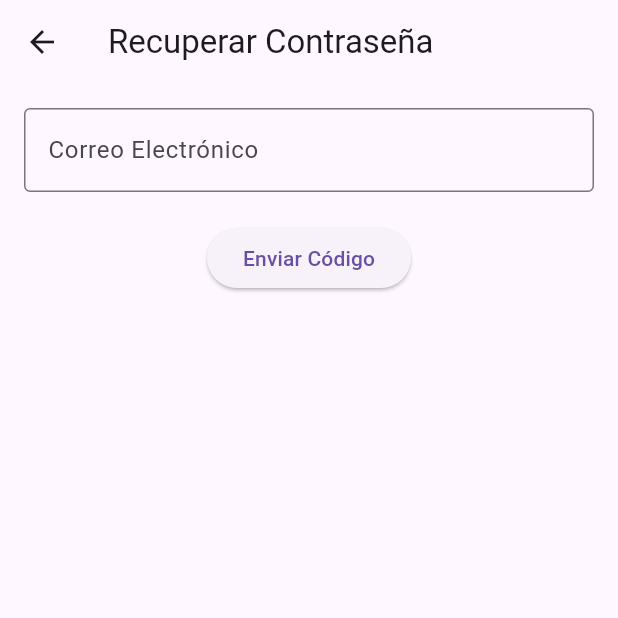
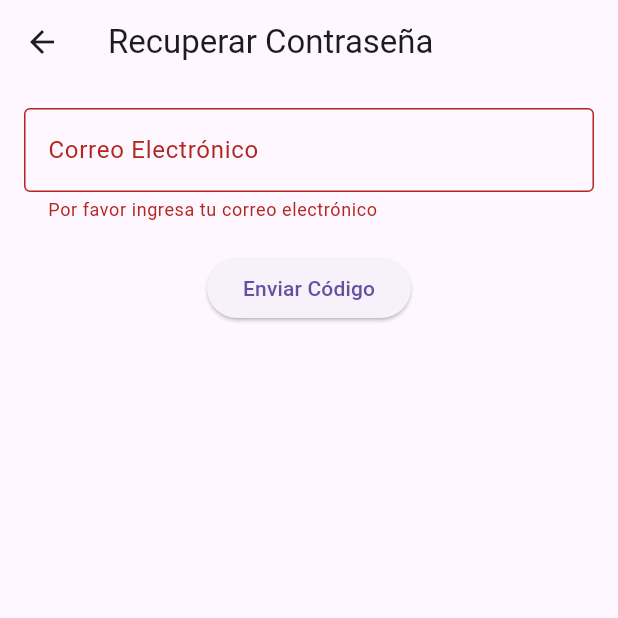
Before and after one commit to Ipeross/Examen_Moviles_Feast_Fit_IPO, a Flutter app: the ForgotPasswordScreen screen opened directly, after a tap on "Enviar Código", on a phone screen of 412 x 824 dp, the top half of it. Run offline on Flutter 3.47's test engine with Material 3 defaults, Android fonts, the phone set to English and light mode, and no system bars.

Commit message:
Validations ON in this screen

```diff
--- a/lib/screens/forgot_password_screen.dart
+++ b/lib/screens/forgot_password_screen.dart
@@ -9,6 +9,7 @@ class ForgotPasswordScreen extends StatefulWidget {
 
 class _ForgotPasswordScreenState extends State<ForgotPasswordScreen> {
   final TextEditingController _emailController = TextEditingController();
+  final _formKey = GlobalKey<FormState>();
 
   @override
   Widget build(BuildContext context) {
@@ -18,22 +19,38 @@ class _ForgotPasswordScreenState extends State<ForgotPasswordScreen> {
       ),
       body: Padding(
         padding: const EdgeInsets.all(16.0),
+        child: Form(
+          key: _formKey,
           child: Column(
             children: [
-            TextField(
+              TextFormField(
                 controller: _emailController,
                 decoration: const InputDecoration(
                   labelText: 'Correo Electrónico',
                   border: OutlineInputBorder(),
                 ),
                 keyboardType: TextInputType.emailAddress,
+                validator: (value) {
+                  if (value == null || value.isEmpty) {
+                    return 'Por favor ingresa tu correo electrónico';
+                  }
+                  if (!RegExp(r'^[^@]+@[^@]+\.[^@]+').hasMatch(value)) {
+                    return 'Ingresa un correo válido';
+                  }
+                  return null;
+                },
               ),
               const SizedBox(height: 20),
               ElevatedButton(
-              onPressed: () {},
+                onPressed: () {
+                  if (_formKey.currentState!.validate()) {
+                    // Lógica para enviar el código
+                  }
+                },
                 child: const Text('Enviar Código'),
               ),
             ],
+          ),
         ),
       ),
     );
```
Lines whose indentation alone changed are shown as unchanged.
